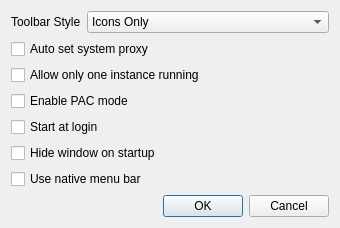
Trojan-Qt5/Trojan-Qt5, file ui/settingsdialog.ui: the form before one commit.
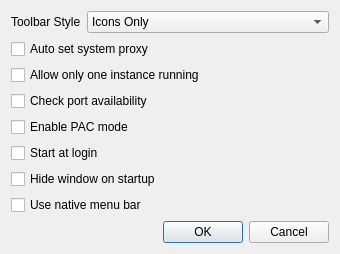
The form after the commit.

Commit message: [NF] export shadowrocket, check port availability

The edit to the form file:
```diff
--- a/ui/settingsdialog.ui
+++ b/ui/settingsdialog.ui
@@ -14,7 +14,7 @@
    <string>General Settings</string>
   </property>
   <layout class="QFormLayout" name="formLayout">
-   <item row="8" column="0" colspan="2">
+   <item row="9" column="0" colspan="2">
     <widget class="QDialogButtonBox" name="buttonBox">
      <property name="orientation">
       <enum>Qt::Horizontal</enum>
@@ -81,27 +81,34 @@
     </widget>
    </item>
    <item row="4" column="0" colspan="2">
+    <widget class="QCheckBox" name="availabilityCheckBox">
+     <property name="text">
+      <string>Check port availability</string>
+     </property>
+    </widget>
+   </item>
+   <item row="5" column="0" colspan="2">
     <widget class="QCheckBox" name="enablePACModeCheckBox">
      <property name="text">
       <string>Enable PAC mode</string>
      </property>
     </widget>
    </item>
-   <item row="5" column="0" colspan="2">
+   <item row="6" column="0" colspan="2">
     <widget class="QCheckBox" name="startAtLoginCheckbox">
      <property name="text">
       <string>Start at login</string>
      </property>
     </widget>
    </item>
-   <item row="6" column="0" colspan="2">
+   <item row="7" column="0" colspan="2">
     <widget class="QCheckBox" name="hideCheckBox">
      <property name="text">
       <string>Hide window on startup</string>
      </property>
     </widget>
    </item>
-   <item row="7" column="0" colspan="2">
+   <item row="8" column="0" colspan="2">
     <widget class="QCheckBox" name="nativeMenuBarCheckBox">
      <property name="toolTip">
       <string>Need to restart the application for this change to take effect</string>
```
The commit also changes 30 other files.
